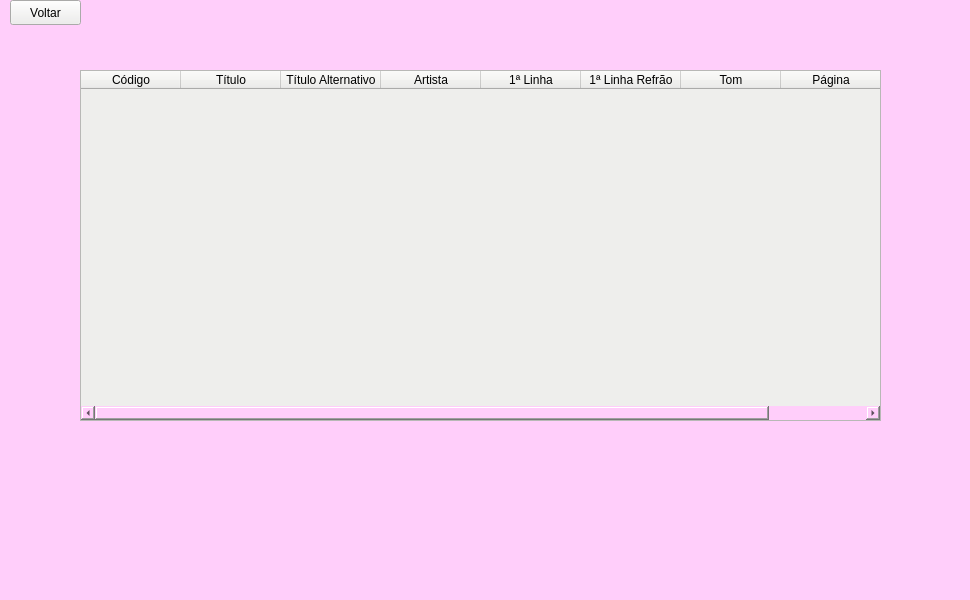
Old version of the form listar_cifras.ui in the repository paulameg/TEI-projeto_final.
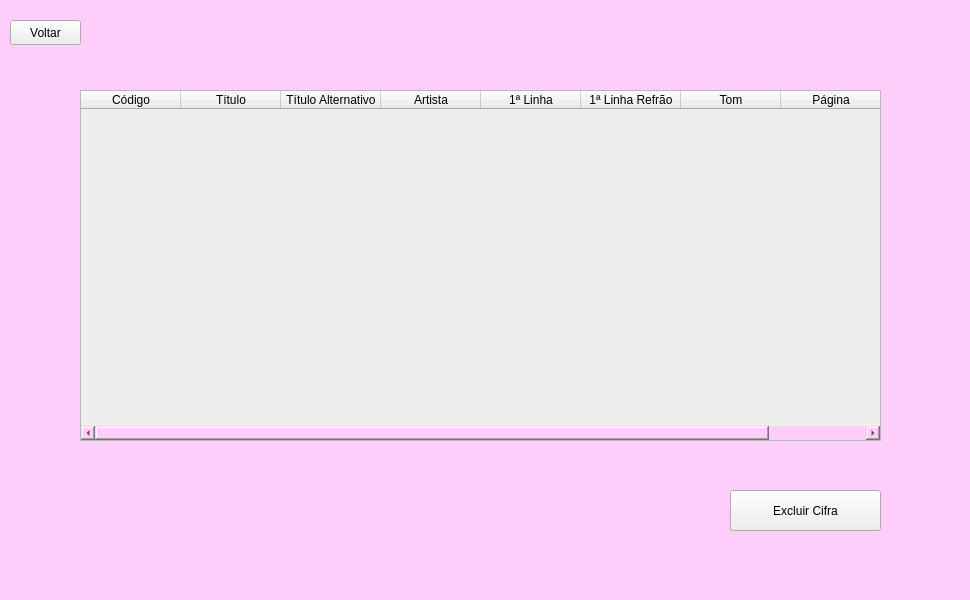
New version of the form.

Commit message: Excluir cifra

What changed in the file:
```diff
--- a/listar_cifras.ui
+++ b/listar_cifras.ui
@@ -21,7 +21,7 @@
     <property name="geometry">
      <rect>
       <x>80</x>
-      <y>70</y>
+      <y>90</y>
       <width>801</width>
       <height>351</height>
      </rect>
@@ -84,7 +84,7 @@
     <property name="geometry">
      <rect>
       <x>10</x>
-      <y>0</y>
+      <y>20</y>
       <width>71</width>
       <height>25</height>
      </rect>
@@ -96,6 +96,22 @@
      <string>Voltar</string>
     </property>
    </widget>
+   <widget class="QPushButton" name="pushButton_3">
+    <property name="geometry">
+     <rect>
+      <x>730</x>
+      <y>490</y>
+      <width>151</width>
+      <height>41</height>
+     </rect>
+    </property>
+    <property name="styleSheet">
+     <string notr="true">background-color: rgb(238, 238, 236);</string>
+    </property>
+    <property name="text">
+     <string>Excluir Cifra</string>
+    </property>
+   </widget>
   </widget>
   <widget class="QMenuBar" name="menubar">
    <property name="geometry">
```
The commit also changes 4 other files.
